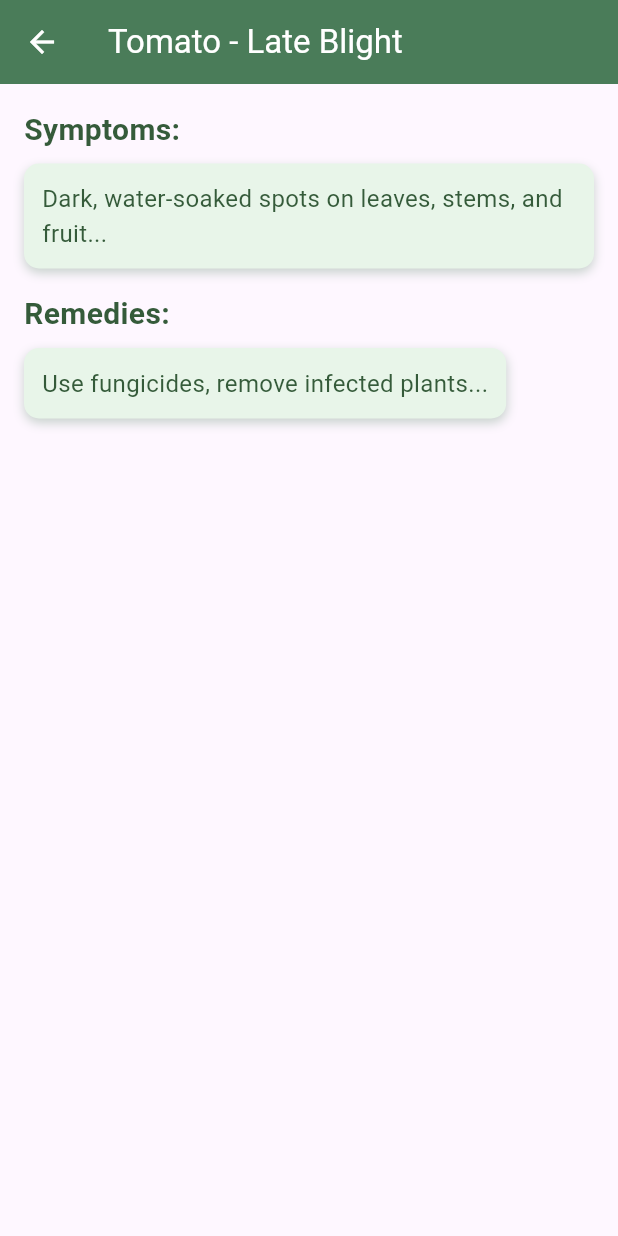
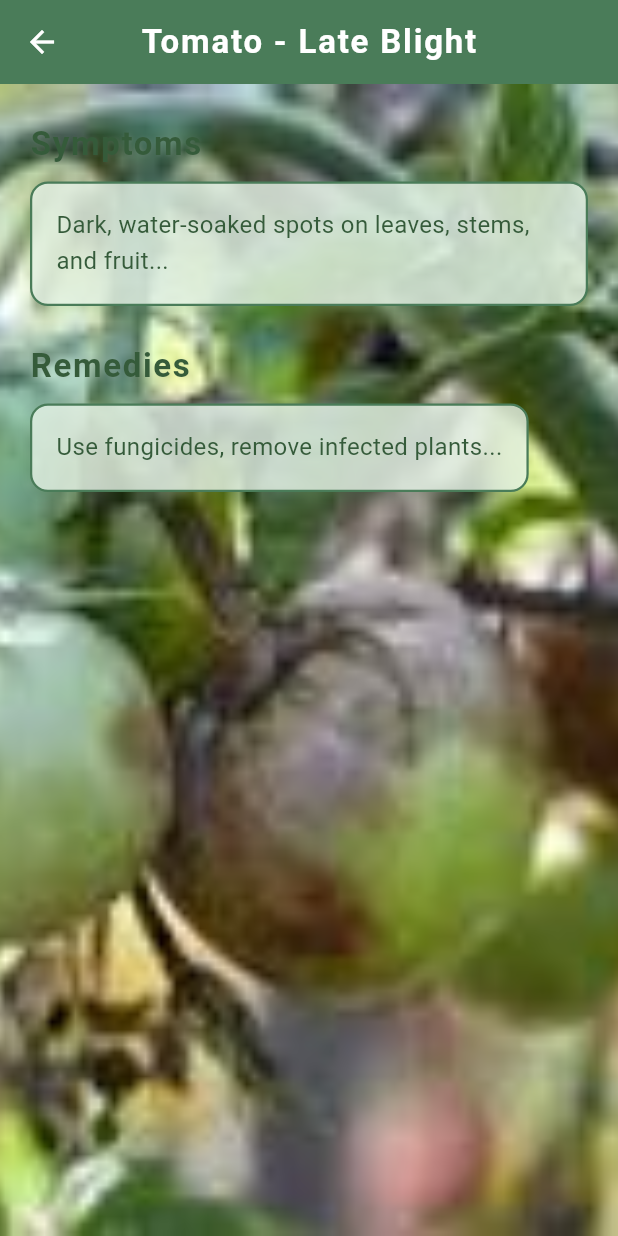
Before and after one commit to akshay-git20/SIH_24, a Flutter app: the DiseaseListPage screen opened directly, after a tap on "Tomato - Late Blight", on a phone screen of 412 x 824 dp. Run offline on Flutter 3.47's test engine with Material 3 defaults, Android fonts, the phone set to English and light mode, and no system bars; our stand-ins replace animated_bottom_navigation_bar, dotted_border, font_awesome_flutter, google_fonts, image_picker, youtube_player_flutter; network calls fail.

Commit message:
UI Changes made

```diff
--- a/lib/models/disease.dart
+++ b/lib/models/disease.dart
@@ -2,6 +2,7 @@ class Disease {
   final String name;
   final String symptoms;
   final String remedies;
+  final String image;
 
-  Disease({required this.name, required this.symptoms, required this.remedies});
+  Disease({required this.name, required this.symptoms, required this.remedies, required this.image});
 }
--- a/lib/screens/disease_detail_page.dart
+++ b/lib/screens/disease_detail_page.dart
@@ -3,7 +3,6 @@ import 'package:sih_24/models/disease.dart';
 
 class DiseaseDetailPage extends StatelessWidget {
   final Disease disease;
-
   DiseaseDetailPage({required this.disease});
 
   @override
@@ -13,8 +12,14 @@ class DiseaseDetailPage extends StatelessWidget {
         backgroundColor: Color(0xFF4a7c59), // Custom color for the app bar
         title: Text(
           disease.name,
-          style: TextStyle(color: Colors.white),
+          style: TextStyle(
+            color: Colors.white,
+            fontWeight: FontWeight.bold,
+            fontSize: 22,
+            letterSpacing: 1.2, // A little spacing to make it elegant
           ),
+        ),
+        centerTitle: true, // Center the title for symmetry
         leading: IconButton(
           icon: Icon(Icons.arrow_back),
           color: Colors.white,
@@ -23,76 +28,85 @@ class DiseaseDetailPage extends StatelessWidget {
           },
         ),
       ),
-      body: Padding(
-        padding: const EdgeInsets.all(16.0),
+      body: Stack(
+        children: [
+          // Background Image
+          Positioned.fill(
+            child: Image.asset(disease.image, // Replace with the path to your background image
+              fit: BoxFit.cover, // Ensure the image covers the entire background
+            ),
+          ),
+          // Content over the image
+          SingleChildScrollView(
+            child: Container(
+              width: MediaQuery.of(context).size.width,  // Full width
+              height: MediaQuery.of(context).size.height, // Full height
+              padding: const EdgeInsets.symmetric(horizontal: 20.0, vertical: 24.0),
               child: Column(
                 crossAxisAlignment: CrossAxisAlignment.start,
                 children: [
-            Text(
-              'Symptoms:',
-              style: TextStyle(
-                fontSize: 20,
-                fontWeight: FontWeight.bold,
-                color: Color(0xFF355b3a), // Slightly darker shade for text
-              ),
-            ),
-            SizedBox(height: 8),
-            Container(
-              decoration: BoxDecoration(
-                color: Color(
-                    0xFFe8f5e9), // Light greenish background for the container
-                borderRadius: BorderRadius.circular(10.0), // Rounded corners
-                boxShadow: [
-                  BoxShadow(
-                    color: Color(0xFF4a7c59).withOpacity(0.3),
-                    blurRadius: 5,
-                    offset: Offset(0, 3), // Shadow for elevation
-                  ),
+                  _buildSectionTitle('Symptoms'),
+                  SizedBox(height: 10),
+                  _buildInfoCard(disease.symptoms),
+                  SizedBox(height: 24),
+                  _buildSectionTitle('Remedies'),
+                  SizedBox(height: 10),
+                  _buildInfoCard(disease.remedies),
                 ],
-              ),
-              padding: EdgeInsets.all(12.0), // Padding inside the box
-              child: Text(
-                disease.symptoms,
-                style: TextStyle(
-                  fontSize: 16,
-                  color: Color(0xFF355b3a), // Same dark green color for text
-                ),
-              ),
-            ),
-            SizedBox(height: 16),
-            Text(
-              'Remedies:',
-              style: TextStyle(
-                fontSize: 20,
-                fontWeight: FontWeight.bold,
-                color: Color(0xFF355b3a), // Same dark green color for text
-              ),
-            ),
-            SizedBox(height: 8),
-            Container(
-              decoration: BoxDecoration(
-                color: Color(
-                    0xFFe8f5e9), // Light greenish background for the container
-                borderRadius: BorderRadius.circular(10.0), // Rounded corners
-                boxShadow: [
-                  BoxShadow(
-                    color: Color(0xFF4a7c59).withOpacity(0.3),
-                    blurRadius: 5,
-                    offset: Offset(0, 3), // Shadow for elevation
-                  ),
-                ],
-              ),
-              padding: EdgeInsets.all(12.0), // Padding inside the box
-              child: Text(
-                disease.remedies,
-                style: TextStyle(
-                  fontSize: 16,
-                  color: Color(0xFF355b3a), // Same dark green color for text
               ),
             ),
           ),
         ],
       ),
+    );
+  }
+
+  // Helper function to build section titles with enhanced design
+  Widget _buildSectionTitle(String title) {
+    return Text(
+      title,
+      style: TextStyle(
+        fontSize: 22,
+        fontWeight: FontWeight.w600,
+        color: Color(0xFF355b3a), // Darker green for better contrast
+        letterSpacing: 1.1,
+        shadows: [
+          Shadow(
+            color: Colors.grey.withOpacity(0.2),
+            blurRadius: 3,
+            offset: Offset(1, 1),
+          )
+        ], // Soft shadow for depth
+      ),
+    );
+  }
+
+  // Helper function to build the info cards
+  Widget _buildInfoCard(String content) {
+    return Container(
+      decoration: BoxDecoration(
+        color: Color(0xFFe8f5e9).withOpacity(0.8), // Make the background slightly transparent
+        borderRadius: BorderRadius.circular(12.0), // More rounded corners
+        border: Border.all(
+          color: Color(0xFF4a7c59), // Border for subtle detail
+          width: 1.5,
+        ),
+        boxShadow: [
+          BoxShadow(
+            color: Color(0xFF4a7c59).withOpacity(0.2),
+            blurRadius: 8,
+            offset: Offset(0, 4), // Stronger shadow for an elevated look
+          ),
+        ],
+      ),
+      padding: EdgeInsets.all(16.0), // More generous padding
+      child: Text(
+        content,
+        style: TextStyle(
+          fontSize: 16,
+          color: Color(0xFF355b3a), // Darker green for content text
+          height: 1.5, // Line height for better readability
+        ),
       ),
     );
   }
--- a/lib/screens/disease_page.dart
+++ b/lib/screens/disease_page.dart
@@ -14,191 +14,230 @@ class _DiseaseListPageState extends State<DiseaseListPage> {
       name: 'Tomato - Late Blight',
       symptoms: 'Dark, water-soaked spots on leaves, stems, and fruit...',
       remedies: 'Use fungicides, remove infected plants...',
+      image: 'assets/img/tomato_late_blight.jpg',
     ),
     Disease(
       name: 'Tomato - Healthy',
       symptoms: 'No visible symptoms...',
       remedies: 'Regular watering, proper fertilization...',
+      image: 'assets/img/tomato_late_blight.jpg',
     ),
     Disease(
       name: 'Grape - Healthy',
       symptoms: 'No visible symptoms...',
       remedies: 'Ensure proper sunlight, adequate water supply...',
+      image: 'assets/img/tomato_late_blight.jpg',
     ),
     Disease(
       name: 'Orange - Haunglongbing (Citrus greening)',
       symptoms: 'Yellowing of leaves, misshapen fruit...',
       remedies: 'Remove infected trees, use insecticides to control vector...',
+      image: 'assets/img/tomato_late_blight.jpg',
     ),
     Disease(
       name: 'Soybean - Healthy',
       symptoms: 'No visible symptoms...',
       remedies: 'Maintain optimal growing conditions, proper fertilization...',
+      image: 'assets/img/tomato_late_blight.jpg',
     ),
     Disease(
       name: 'Squash - Powdery Mildew',
       symptoms: 'White powdery spots on leaves and stems...',
       remedies: 'Apply fungicides, improve air circulation...',
+      image: 'assets/img/tomato_late_blight.jpg',
     ),
     Disease(
       name: 'Potato - Healthy',
       symptoms: 'No visible symptoms...',
       remedies: 'Ensure proper soil conditions and regular watering...',
+      image: 'assets/img/tomato_late_blight.jpg',
     ),
     Disease(
       name: 'Corn (maize) - Northern Leaf Blight',
       symptoms: 'Long, gray-green lesions on leaves...',
       remedies: 'Use resistant hybrids, apply fungicides...',
+      image: 'assets/img/tomato_late_blight.jpg',
     ),
     Disease(
       name: 'Tomato - Early Blight',
       symptoms: 'Dark spots on older leaves, yellowing around spots...',
       remedies: 'Remove affected leaves, apply fungicides...',
+      image: 'assets/img/tomato_late_blight.jpg',
     ),
     Disease(
       name: 'Tomato - Septoria Leaf Spot',
       symptoms: 'Small, circular spots on lower leaves...',
       remedies: 'Remove infected leaves, apply fungicides...',
+      image: 'assets/img/tomato_late_blight.jpg',
     ),
     Disease(
       name: 'Corn (maize) - Cercospora Leaf Spot/Gray Leaf Spot',
       symptoms: 'Gray to tan rectangular lesions on leaves...',
       remedies: 'Rotate crops, apply fungicides...',
+      image: 'assets/img/tomato_late_blight.jpg',
     ),
     Disease(
       name: 'Strawberry - Leaf Scorch',
       symptoms: 'Irregular reddish spots on leaves...',
       remedies: 'Remove infected leaves, use resistant varieties...',
+      image: 'assets/img/tomato_late_blight.jpg',
     ),
     Disease(
       name: 'Peach - Healthy',
       symptoms: 'No visible symptoms...',
       remedies: 'Regular pruning, proper fertilization...',
+      image: 'assets/img/tomato_late_blight.jpg',
     ),
     Disease(
       name: 'Apple - Apple Scab',
       symptoms: 'Olive-green spots on leaves and fruit...',
       remedies: 'Apply fungicides, remove fallen leaves...',
+      image: 'assets/img/tomato_late_blight.jpg',
     ),
     Disease(
       name: 'Tomato - Tomato Yellow Leaf Curl Virus',
       symptoms: 'Yellowing and curling of leaves, stunted growth...',
       remedies: 'Control whiteflies, remove infected plants...',
+      image: 'assets/img/tomato_late_blight.jpg',
     ),
     Disease(
       name: 'Tomato - Bacterial Spot',
       symptoms: 'Dark, water-soaked spots on leaves, stems, and fruit...',
       remedies: 'Use copper-based bactericides, remove infected plants...',
+      image: 'assets/img/tomato_late_blight.jpg',
     ),
     Disease(
       name: 'Apple - Black Rot',
       symptoms: 'Dark lesions on leaves, fruit, and bark...',
       remedies: 'Prune affected areas, apply fungicides...',
+      image: 'assets/img/tomato_late_blight.jpg',
     ),
     Disease(
       name: 'Blueberry - Healthy',
       symptoms: 'No visible symptoms...',
       remedies: 'Maintain proper soil pH, adequate watering...',
+      image: 'assets/img/tomato_late_blight.jpg',
     ),
     Disease(
       name: 'Cherry (including sour) - Powdery Mildew',
       symptoms: 'White, powdery growth on leaves and fruit...',
       remedies: 'Apply fungicides, improve air circulation...',
+      image: 'assets/img/tomato_late_blight.jpg',
     ),
     Disease(
       name: 'Peach - Bacterial Spot',
       symptoms: 'Small, water-soaked spots on leaves and fruit...',
       remedies: 'Apply copper-based bactericides, remove infected leaves...',
+      image: 'assets/img/tomato_late_blight.jpg',
     ),
     Disease(
       name: 'Apple - Cedar Apple Rust',
       symptoms: 'Orange-yellow spots on leaves, fruit distortion...',
       remedies: 'Apply fungicides, remove nearby cedar trees...',
+      image: 'assets/img/tomato_late_blight.jpg',
     ),
     Disease(
       name: 'Tomato - Target Spot',
       symptoms: 'Brown, concentric rings on leaves and fruit...',
       remedies: 'Remove infected plants, apply fungicides...',
+      image: 'assets/img/tomato_late_blight.jpg',
+      // assets/img/tomato_late_blight.jpg
     ),
     Disease(
       name: 'Pepper, bell - Healthy',
       symptoms: 'No visible symptoms...',
       remedies: 'Maintain proper growing conditions, avoid overwatering...',
+      image: 'assets/img/tomato_late_blight.jpg',
     ),
     Disease(
       name: 'Grape - Leaf Blight (Isariopsis Leaf Spot)',
       symptoms: 'Dark, irregular spots on leaves...',
       remedies: 'Apply fungicides, improve air circulation...',
+      image: 'assets/img/tomato_late_blight.jpg',
     ),
     Disease(
       name: 'Potato - Late Blight',
       symptoms: 'Dark, water-soaked lesions on leaves and tubers...',
       remedies: 'Use resistant varieties, apply fungicides...',
+      image: 'assets/img/tomato_late_blight.jpg',
     ),
     Disease(
       name: 'Tomato - Tomato Mosaic Virus',
       symptoms: 'Mosaic pattern of light and dark green on leaves...',
       remedies: 'Remove infected plants, control aphids...',
+      image: 'assets/img/tomato_late_blight.jpg',
     ),
     Disease(
       name: 'Strawberry - Healthy',
       symptoms: 'No visible symptoms...',
       remedies: 'Proper soil preparation, adequate watering...',
+      image: 'assets/img/img1.jpeg',
     ),
     Disease(
       name: 'Apple - Healthy',
       symptoms: 'No visible symptoms...',
       remedies: 'Regular pruning, proper fertilization...',
+      image: 'assets/img/tomato_late_blight.jpg',
     ),
     Disease(
       name: 'Grape - Black Rot',
       symptoms: 'Brownish spots on leaves, black fruit rot...',
       remedies: 'Prune affected areas, apply fungicides...',
+      image: 'assets/img/tomato_late_blight.jpg',
     ),
     Disease(
       name: 'Potato - Early Blight',
       symptoms: 'Dark, concentric spots on older leaves...',
       remedies: 'Use resistant varieties, apply fungicides...',
+      image: 'assets/img/tomato_late_blight.jpg',
     ),
     Disease(
       name: 'Cherry (including sour) - Healthy',
       symptoms: 'No visible symptoms...',
       remedies: 'Proper pruning, avoid overwatering...',
+      image: 'assets/img/tomato_late_blight.jpg',
     ),
     Disease(
       name: 'Corn (maize) - Common Rust',
       symptoms: 'Small, reddish-brown pustules on leaves...',
       remedies: 'Use resistant hybrids, apply fungicides...',
+      image: 'assets/img/tomato_late_blight.jpg',
     ),
     Disease(
       name: 'Grape - Esca (Black Measles)',
       symptoms: 'Leaf discoloration, dark streaks in wood...',
       remedies: 'Prune affected areas, improve soil drainage...',
+      image: 'assets/img/tomato_late_blight.jpg',
     ),
     Disease(
       name: 'Raspberry - Healthy',
       symptoms: 'No visible symptoms...',
       remedies: 'Regular pruning, proper fertilization...',
+      image: 'assets/img/tomato_late_blight.jpg',
     ),
     Disease(
       name: 'Tomato - Leaf Mold',
       symptoms: 'Yellow spots on upper leaf surface, mold on underside...',
       remedies: 'Improve air circulation, apply fungicides...',
+      image: 'assets/img/tomato_late_blight.jpg',
     ),
     Disease(
       name: 'Tomato - Spider Mites (Two-spotted spider mite)',
       symptoms: 'Tiny yellow spots, webbing on leaves...',
       remedies: 'Use miticides, increase humidity...',
+      image: 'assets/img/tomato_late_blight.jpg',
     ),
     Disease(
       name: 'Pepper, bell - Bacterial Spot',
       symptoms: 'Dark, water-soaked spots on leaves and fruit...',
       remedies: 'Use copper-based bactericides, rotate crops...',
+      image: 'assets/img/tomato_late_blight.jpg',
     ),
     Disease(
       name: 'Corn (maize) - Healthy',
       symptoms: 'No visible symptoms...',
       remedies: 'Ensure proper soil conditions, adequate watering...',
+      image: 'assets/img/tomato_late_blight.jpg',
     ),
   ];
 
@@ -206,15 +245,19 @@ class _DiseaseListPageState extends State<DiseaseListPage> {
   Widget build(BuildContext context) {
     return Scaffold(
       appBar: AppBar(
-        automaticallyImplyLeading: false,
         centerTitle: true,
-        backgroundColor: CustomTheme.loginGradientStart, // Set the app bar background color
-        title: Text('Plant Disease Remedies',style: TextStyle(color: Colors.white),),
+        backgroundColor: CustomTheme.loginGradientStart,
+        title: Text(
+          'Plant Disease Remedies',
+          style: TextStyle(
+              color: Colors.white, fontSize: 22, fontWeight: FontWeight.bold),
+        ),
         actions: [
           IconButton(
-            icon: Icon(Icons.search,color:  Colors.white,),
+            icon: Icon(Icons.search, color: Colors.white),
             onPressed: () {
-              showSearch(context: context, delegate: DiseaseSearchDelegate(diseases));
+              showSearch(
+                  context: context, delegate: DiseaseSearchDelegate(diseases));
             },
           ),
         ],
@@ -226,38 +269,84 @@ class _DiseaseListPageState extends State<DiseaseListPage> {
             fit: BoxFit.cover,
           ),
         ),
-        child: Padding(
-
-          padding: const EdgeInsets.all(8.0), // Add padding around the ListView
-          child: ListView.builder(
+        padding: const EdgeInsets.all(12.0),
+        child: GridView.builder(
+          gridDelegate: SliverGridDelegateWithFixedCrossAxisCount(
+            crossAxisCount: 2, // 2 cards per row
+            crossAxisSpacing: 16,
+            mainAxisSpacing: 16,
+            childAspectRatio: 0.8, // Adjust height to width ratio
+          ),
           itemCount: diseases.length,
           itemBuilder: (context, index) {
-              return Padding(
-                padding: const EdgeInsets.only(bottom: 8.0), // Space between cards
-                child: Card(
-                  color: Colors.green[50], // Set the card color
-                  elevation: 4.0, // Add shadow to the card
+            return Card(
+              elevation: 10.0,
               shape: RoundedRectangleBorder(
-                    borderRadius: BorderRadius.circular(10.0), // Rounded corners
+                borderRadius: BorderRadius.circular(15.0),
               ),
-                  child: ListTile(
-                    title: Text(
-                      diseases[index].name,
-                      style: TextStyle(fontWeight: FontWeight.bold),
-                    ),
+              child: InkWell(
                 onTap: () {
                   Navigator.push(
                     context,
                     MaterialPageRoute(
-                          builder: (context) => DiseaseDetailPage(disease: diseases[index]),
+                      builder: (context) =>
+                          DiseaseDetailPage(disease: diseases[index],),
                     ),
                   );
                 },
+                child: Column(
+                  crossAxisAlignment: CrossAxisAlignment.start,
+                  children: [
+                    // Image Section
+                    ClipRRect(
+                      borderRadius: BorderRadius.only(
+                        topLeft: Radius.circular(15.0),
+                        topRight: Radius.circular(15.0),
+                      ),
+                      child: Container(
+                        height: 120,
+                        width: double.infinity,
+                        decoration: BoxDecoration(
+                          image: DecorationImage(
+                            image: AssetImage(diseases[index].image),
+                            fit: BoxFit.cover,
+                          ),
+                        ),
+                      ),
+                    ), // Text Section
+                    Padding(
+                      padding: const EdgeInsets.all(8.0),
+                      child: Column(
+                        crossAxisAlignment: CrossAxisAlignment.start,
+                        children: [
+                          Text(
+                            diseases[index].name,
+                            style: TextStyle(
+                              fontWeight: FontWeight.bold,
+                              fontSize: 16,
+                              color: Colors.black87,
+                            ),
+                            maxLines: 1,
+                            overflow: TextOverflow.ellipsis,
+                          ),
+                          SizedBox(height: 6.0),
+                          Text(
+                            diseases[index].symptoms,
+                            style: TextStyle(
+                              fontSize: 14,
+                              color: Colors.black54,
+                            ),
+                            maxLines: 2,
+                            overflow: TextOverflow.ellipsis,
+                          ),
+                        ],
+                      ),
+                    ),
+                  ],
                 ),
               ),
             );
           },
-          ),
         ),
       ),
     );
@@ -293,10 +382,20 @@ class DiseaseSearchDelegate extends SearchDelegate {
 
   @override
   Widget buildResults(BuildContext context) {
-    final results = diseases.where((disease) => disease.name.toLowerCase().contains(query.toLowerCase()));
+    final results = diseases.where(
+        (disease) => disease.name.toLowerCase().contains(query.toLowerCase()));
 
-    return ListView(
-      children: results.map<ListTile>((disease) => ListTile(
+    return GridView.builder(
+      gridDelegate: SliverGridDelegateWithFixedCrossAxisCount(
+        crossAxisCount: 2,
+        crossAxisSpacing: 16,
+        mainAxisSpacing: 16,
+        childAspectRatio: 0.8,
+      ),
+      itemCount: results.length,
+      itemBuilder: (context, index) {
+        final disease = results.elementAt(index);
+        return ListTile(
           title: Text(disease.name),
           onTap: () {
             Navigator.push(
@@ -306,22 +405,34 @@ class DiseaseSearchDelegate extends SearchDelegate {
               ),
             );
           },
-      )).toList(),
+        );
+      },
     );
   }
 
   @override
   Widget buildSuggestions(BuildContext context) {
-    final suggestions = diseases.where((disease) => disease.name.toLowerCase().startsWith(query.toLowerCase()));
+    final suggestions = diseases.where((disease) =>
+        disease.name.toLowerCase().startsWith(query.toLowerCase()));
 
-    return ListView(
-      children: suggestions.map<ListTile>((disease) => ListTile(
+    return GridView.builder(
+      gridDelegate: SliverGridDelegateWithFixedCrossAxisCount(
+        crossAxisCount: 2,
+        crossAxisSpacing: 16,
+        mainAxisSpacing: 16,
+        childAspectRatio: 0.8,
+      ),
+      itemCount: suggestions.length,
+      itemBuilder: (context, index) {
+        final disease = suggestions.elementAt(index);
+        return ListTile(
           title: Text(disease.name),
           onTap: () {
             query = disease.name;
             showResults(context);
           },
-      )).toList(),
+        );
+      },
     );
   }
 }
```
Also changed, not shown: assets/img/tomato_late_blight.jpg (added). Lines whose indentation alone changed are shown as unchanged.
